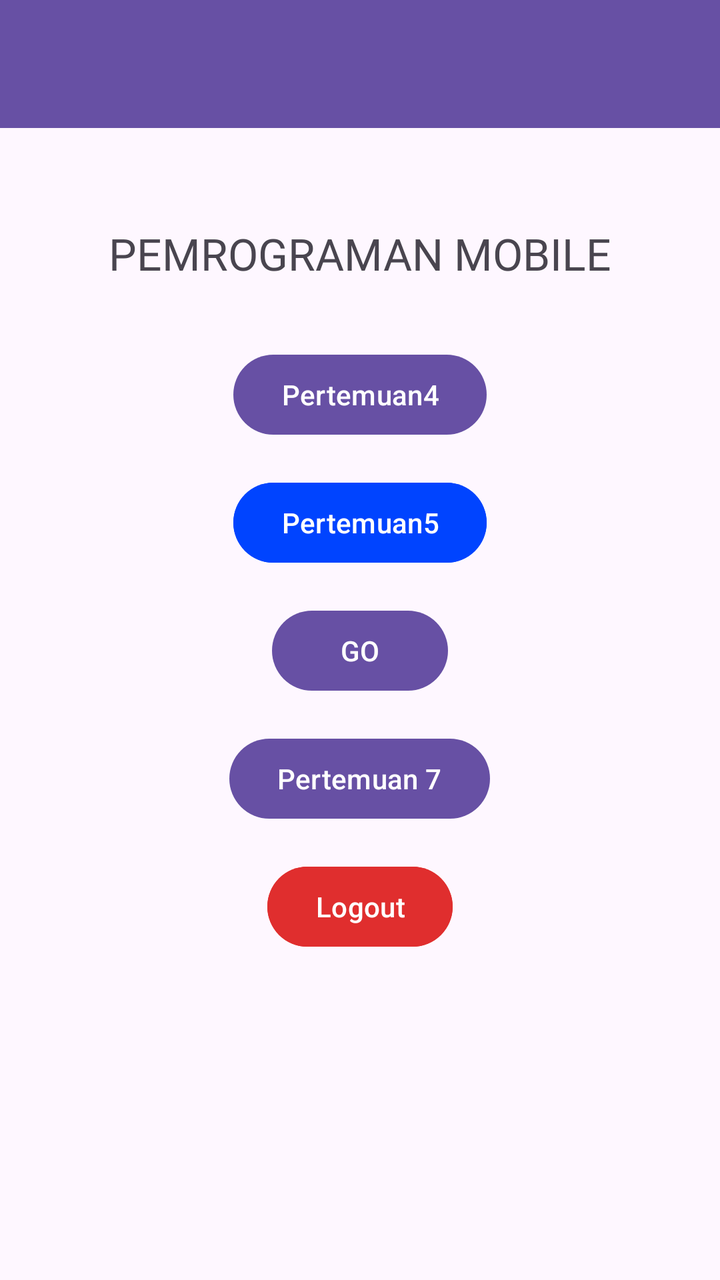
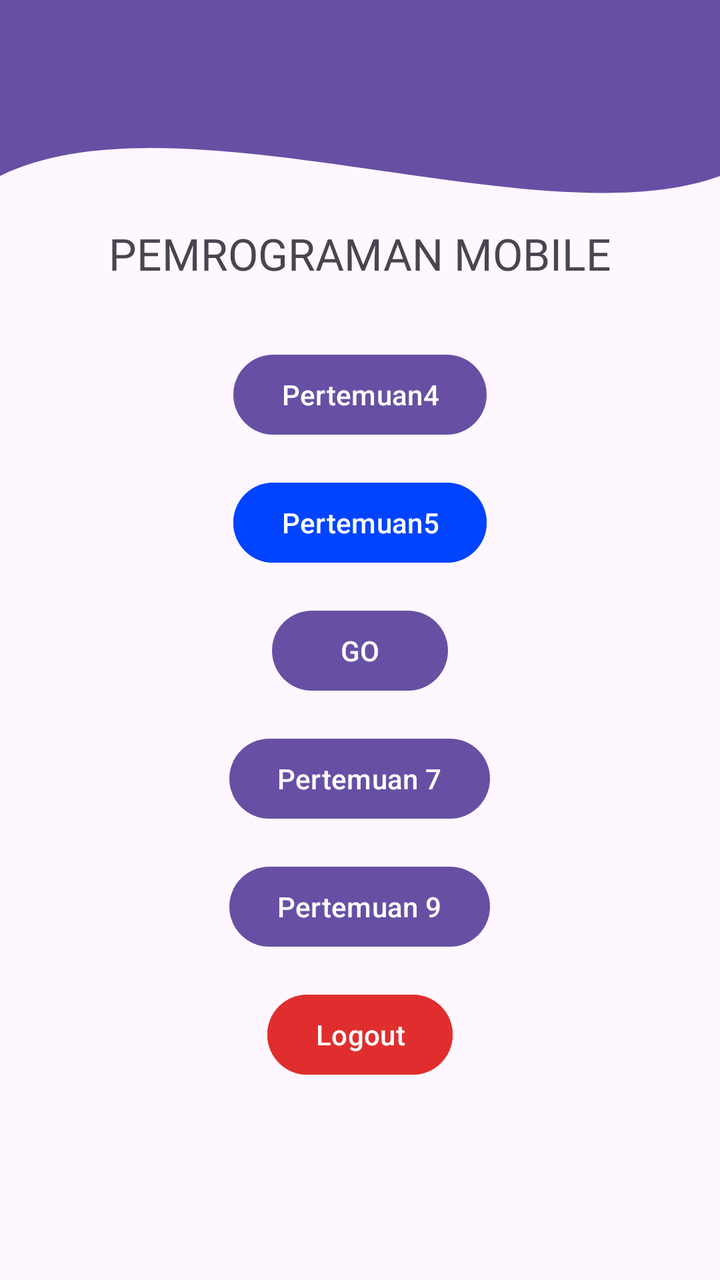

An Android layout rendered at two revisions. The XML below is the earlier revision; the diff shows what the commit changed to produce the second picture.
<!-- AndroidManifest.xml: application theme Theme.Aldo_TIE_Pertemuan3 -->
<!-- res/layout/fragment_home.xml -->
<?xml version="1.0" encoding="utf-8"?>
<androidx.constraintlayout.widget.ConstraintLayout
    xmlns:android="http://schemas.android.com/apk/res/android"
    xmlns:app="http://schemas.android.com/apk/res-auto"
    xmlns:tools="http://schemas.android.com/tools"
    android:layout_width="match_parent"
    android:layout_height="match_parent"
    tools:context=".Home.HomeFragment">

    <androidx.appcompat.widget.Toolbar
        android:id="@+id/toolbar"
        android:layout_width="0dp"
        android:layout_height="?attr/actionBarSize"
        android:background="?attr/colorPrimary"
        app:titleTextColor="@android:color/white"
        app:layout_constraintTop_toTopOf="parent"
        app:layout_constraintStart_toStartOf="parent"
        app:layout_constraintEnd_toEndOf="parent" />

    <LinearLayout
        android:layout_width="0dp"
        android:layout_height="0dp"
        android:orientation="vertical"
        android:gravity="center_horizontal"
        android:paddingTop="48dp"
        app:layout_constraintTop_toBottomOf="@id/toolbar"
        app:layout_constraintBottom_toBottomOf="parent"
        app:layout_constraintStart_toStartOf="parent"
        app:layout_constraintEnd_toEndOf="parent">

        <TextView
            android:id="@+id/textView4"
            android:layout_width="wrap_content"
            android:layout_height="wrap_content"
            android:fontFamily="@font/montserrat_black"
            android:textSize="22sp"
            android:text="PEMROGRAMAN MOBILE" />

        <Button
            android:id="@+id/btnP4"
            android:layout_width="wrap_content"
            android:layout_height="wrap_content"
            android:layout_marginTop="32dp"
            android:text="Pertemuan4" />

        <Button
            android:id="@+id/btnP5"
            android:layout_width="wrap_content"
            android:layout_height="wrap_content"
            android:layout_marginTop="16dp"
            android:backgroundTint="@color/blue"
            android:text="Pertemuan5" />

        <Button
            android:id="@+id/btnToFourth"
            android:layout_width="wrap_content"
            android:layout_height="wrap_content"
            android:layout_marginTop="16dp"
            android:text="GO" />

        <Button
            android:id="@+id/btnToSeventh"
            android:layout_width="wrap_content"
            android:layout_height="wrap_content"
            android:layout_marginTop="16dp"
            android:text="Pertemuan 7" />

        <Button
            android:id="@+id/btnLogout"
            android:layout_width="wrap_content"
            android:layout_height="wrap_content"
            android:layout_marginTop="16dp"
            android:backgroundTint="@color/red"
            android:text="Logout" />
    </LinearLayout>

</androidx.constraintlayout.widget.ConstraintLayout>
<!-- resources referenced by this layout -->
<resources>
  <color name="blue">#0044FF</color>
  <color name="red">#E02E2E</color>
  <style name="Theme.Aldo_TIE_Pertemuan3" parent="Base.Theme.Aldo_TIE_Pertemuan3" />
  <style name="Base.Theme.Aldo_TIE_Pertemuan3" parent="Theme.Material3.DayNight.NoActionBar">
          
          
      </style>
</resources>

<!-- the commit's change to res/layout/fragment_home.xml (unified diff, before → after) -->
@@ -7,6 +7,14 @@
     android:layout_height="match_parent"
     tools:context=".Home.HomeFragment">
 
+    <View
+        android:id="@+id/background_header"
+        android:layout_width="0dp"
+        android:layout_height="220dp"
+        android:background="@drawable/bg_header_wave"
+        app:layout_constraintStart_toStartOf="parent"
+        app:layout_constraintEnd_toEndOf="parent"
+        app:layout_constraintTop_toTopOf="parent" />
     <androidx.appcompat.widget.Toolbar
         android:id="@+id/toolbar"
         android:layout_width="0dp"
@@ -66,6 +74,13 @@
             android:text="Pertemuan 7" />
 
         <Button
+            android:id="@+id/btnToNinth"
+            android:layout_width="wrap_content"
+            android:layout_height="wrap_content"
+            android:layout_marginTop="16dp"
+            android:text="Pertemuan 9" />
+
+        <Button
             android:id="@+id/btnLogout"
             android:layout_width="wrap_content"
             android:layout_height="wrap_content"
<!-- resource entries referenced after the edit -->
@@ -2,6 +2,24 @@
 <resources>
   <color name="blue">#0044FF</color>
   <color name="red">#E02E2E</color>
+  <!-- drawable bg_header_wave (drawable) -->
+  <vector xmlns:android="http://schemas.android.com/apk/res/android"
+      android:width="100dp"
+      android:height="100dp"
+      android:viewportWidth="100"
+      android:viewportHeight="100">
+  
+      <path
+          android:fillColor="?attr/colorPrimary"
+          android:pathData="
+              M0,0
+              L100,0
+              L100,40
+              C 75,55
+                25,20
+                0,40
+              Z" />
+  </vector>
   <style name="Theme.Aldo_TIE_Pertemuan3" parent="Base.Theme.Aldo_TIE_Pertemuan3" />
   <style name="Base.Theme.Aldo_TIE_Pertemuan3" parent="Theme.Material3.DayNight.NoActionBar">
           
